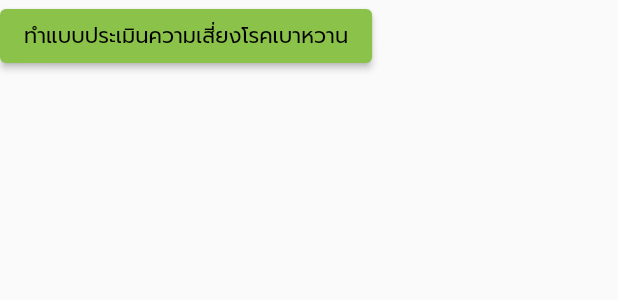
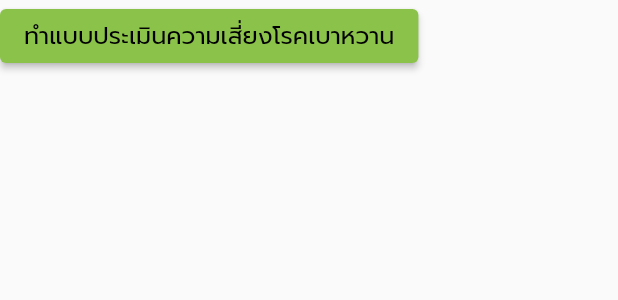
Before and after one commit to sspaang/Foot-Nerve-Tester-App, a Flutter app: the EvaluateLinkButton widget shown alone on an empty page, opened directly, on a phone screen of 412 x 824 dp. Shown: the top 300 px of the screen. Run offline on Flutter 3.47's test engine with Material 2 defaults, Android fonts, the phone set to English and light mode, and no system bars; our stand-ins replace flutter_blue, flutter_easyloading, get, hive, hive_flutter; accounts and stored records are empty.

```diff
--- a/lib/widgets/evaluate_link_button.dart
+++ b/lib/widgets/evaluate_link_button.dart
@@ -12,7 +12,10 @@ class EvaluateLinkButton extends StatelessWidget {
           'https://dmthai.org/index.php/knowledge/for-normal-person/evaluation-form'),
       builder: (context, followLink) {
         return ElevatedButton(
-          child: const Text("ทำแบบประเมินความเสี่ยงโรคเบาหวาน"),
+          child: const Text(
+            "ทำแบบประเมินความเสี่ยงโรคเบาหวาน",
+            style: TextStyle(fontSize: 16),
+          ),
           onPressed: followLink,
         );
       },
```
